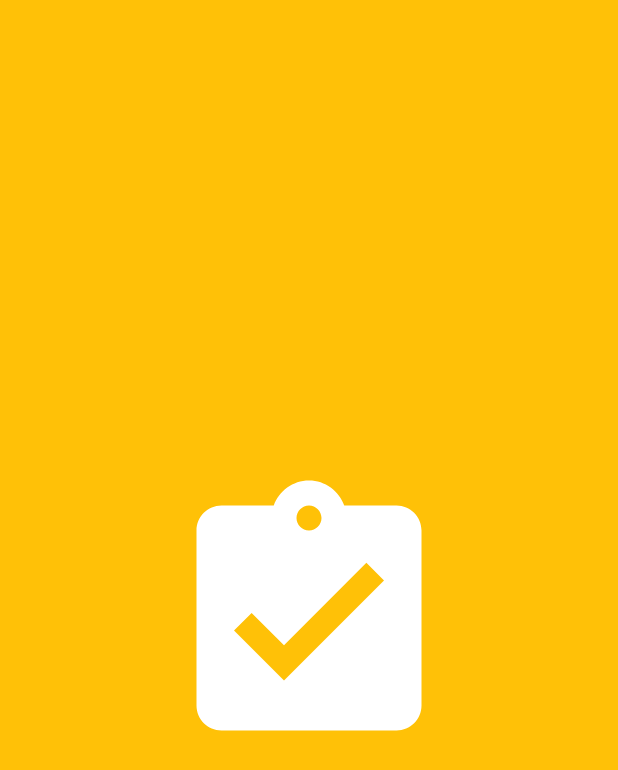
After one commit to InnaSubbotina/EasyPlanner, an Android app: the layout activity_splash_screen.xml on its own in the app's theme, with its tools: preview values and no code run, on a phone screen of 412 x 824 dp. The commit adds this screen. Shown: the top 770 px of the screen. Run offline under Robolectric (Android 15) with nearby library versions, the phone set to English and light mode, and no system bars.

Commit message:
Добавлен SplashScreen

```diff
--- a/app/src/main/java/com/inness/shoppinglistapp/entities/AlarmItem.kt
+++ b/app/src/main/java/com/inness/shoppinglistapp/entities/AlarmItem.kt
@@ -20,6 +20,9 @@ data class AlarmItem(
     val time: String,
 
     @ColumnInfo(name = "timeInMillis")
-    val timeInMillis: Long
+    val timeInMillis: Long,
+
+    @ColumnInfo(name = "alarmOnOff")
+    var alarmOnOff: Boolean?
 
 ) : Serializable
--- /dev/null
+++ b/app/src/main/res/drawable/ic_log.xml
@@ -0,0 +1,5 @@
+<vector android:height="24dp" android:tint="#FFFFFF"
+    android:viewportHeight="24" android:viewportWidth="24"
+    android:width="24dp" xmlns:android="http://schemas.android.com/apk/res/android">
+    <path android:fillColor="@android:color/white" android:pathData="M19,3h-4.18C14.4,1.84 13.3,1 12,1c-1.3,0 -2.4,0.84 -2.82,2L5,3c-1.1,0 -2,0.9 -2,2v14c0,1.1 0.9,2 2,2h14c1.1,0 2,-0.9 2,-2L21,5c0,-1.1 -0.9,-2 -2,-2zM12,3c0.55,0 1,0.45 1,1s-0.45,1 -1,1 -1,-0.45 -1,-1 0.45,-1 1,-1zM10,17l-4,-4 1.41,-1.41L10,14.17l6.59,-6.59L18,9l-8,8z"/>
+</vector>
--- /dev/null
+++ b/app/src/main/res/layout/activity_splash_screen.xml
@@ -0,0 +1,17 @@
+<?xml version="1.0" encoding="utf-8"?>
+<RelativeLayout xmlns:android="http://schemas.android.com/apk/res/android"
+    xmlns:app="http://schemas.android.com/apk/res-auto"
+    xmlns:tools="http://schemas.android.com/tools"
+    android:layout_width="match_parent"
+    android:layout_height="match_parent"
+    android:background="#FFC107"
+    tools:context=".activities.SplashScreenActivity">
+
+    <ImageView
+        android:id="@+id/imageViewLogo"
+        android:layout_width="200dp"
+        android:layout_height="200dp"
+        android:layout_centerInParent="true"
+        android:background="@null"
+        app:srcCompat="@drawable/ic_log" />
+</RelativeLayout>
--- a/app/src/main/res/values/themes.xml
+++ b/app/src/main/res/values/themes.xml
@@ -58,6 +58,18 @@
         <!-- Customize your theme here. -->
     </style>
 
+
+
+    <style name="Theme.SplashScreen" parent="Theme.MaterialComponents.DayNight.NoActionBar">
+        <!-- Primary brand color. -->
+        <item name="colorPrimary">@color/bright_blue</item>
+        <item name="colorPrimaryVariant">@color/bright_blue_dark</item>
+        <item name="colorOnPrimary">@color/white</item>
+
+    </style>
+
+
+
     <style name="Theme.EditWhite" parent="Theme.MaterialComponents.DayNight.DarkActionBar">
         <item name="colorSecondary">@color/white</item>
     </style>
```
Also changed, not shown: app/src/main/AndroidManifest.xml (+14 -7 lines), app/src/main/java/com/inness/shoppinglistapp/activities/AlarmActivity.kt (+41 -8 lines), app/src/main/java/com/inness/shoppinglistapp/activities/SplashScreenActivity.kt (added, +28 -0 lines), app/src/main/java/com/inness/shoppinglistapp/database/AlarmAdapter.kt (+12 -4 lines), app/src/main/java/com/inness/shoppinglistapp/fragments/ReminderFragment.kt (+10 -2 lines), 1 other file.
